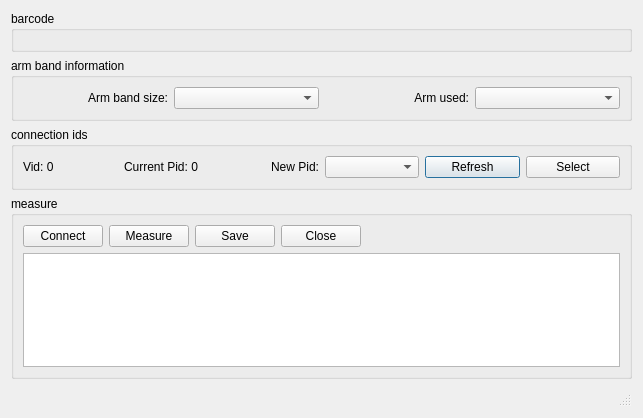
Before: the Qt Designer form src/prototype/BloodPressure/MainWindow.ui in inglis-dl/cypress, drawn with Qt 5.
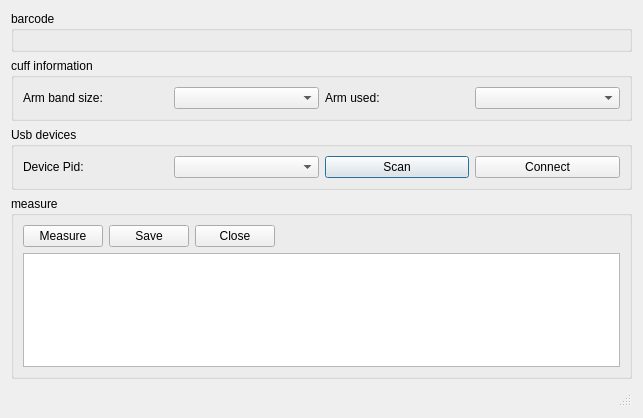
After: the same form once the commit is applied. Custom widgets are drawn as their Qt base class.

Commit message: WIP: refactor blood pressure - remove intermediary class BPM200 - simplify signal and slot usage - standardize naming & other UI conventions - style fixes - use headers only where req'd - begin simulate mode impl

Diff of the .ui file:
```diff
--- a/src/prototype/BloodPressure/MainWindow.ui
+++ b/src/prototype/BloodPressure/MainWindow.ui
@@ -41,7 +41,7 @@
    <item>
     <widget class="QGroupBox" name="armBandGroupBox">
      <property name="title">
-      <string>arm band information</string>
+      <string>cuff information</string>
      </property>
      <layout class="QHBoxLayout" name="armBandHorizontalLayout">
       <item>
@@ -50,7 +50,7 @@
          <string>Arm band size:</string>
         </property>
         <property name="alignment">
-         <set>Qt::AlignRight|Qt::AlignTrailing|Qt::AlignVCenter</set>
+         <set>Qt::AlignLeading|Qt::AlignLeft|Qt::AlignVCenter</set>
         </property>
        </widget>
       </item>
@@ -63,7 +63,7 @@
          <string>Arm used:</string>
         </property>
         <property name="alignment">
-         <set>Qt::AlignRight|Qt::AlignTrailing|Qt::AlignVCenter</set>
+         <set>Qt::AlignLeading|Qt::AlignLeft|Qt::AlignVCenter</set>
         </property>
        </widget>
       </item>
@@ -82,33 +82,19 @@
       </sizepolicy>
      </property>
      <property name="title">
-      <string>connection ids</string>
+      <string>Usb devices</string>
      </property>
      <layout class="QHBoxLayout" name="horizontalLayout_2">
       <item>
-       <widget class="QLabel" name="vidLabel">
-        <property name="text">
-         <string>Vid: 0</string>
-        </property>
-       </widget>
-      </item>
-      <item>
-       <widget class="QLabel" name="currentPidLabel">
-        <property name="text">
-         <string>Current Pid: 0</string>
-        </property>
-       </widget>
-      </item>
-      <item>
-       <widget class="QLabel" name="newPidLabel">
+       <widget class="QLabel" name="devicePidLabel">
         <property name="layoutDirection">
          <enum>Qt::LeftToRight</enum>
         </property>
         <property name="text">
-         <string>New Pid:</string>
+         <string>Device Pid:</string>
         </property>
         <property name="alignment">
-         <set>Qt::AlignRight|Qt::AlignTrailing|Qt::AlignVCenter</set>
+         <set>Qt::AlignLeading|Qt::AlignLeft|Qt::AlignVCenter</set>
         </property>
        </widget>
       </item>
@@ -118,14 +104,14 @@
       <item>
        <widget class="QPushButton" name="refreshButton">
         <property name="text">
-         <string>Refresh</string>
+         <string>Scan</string>
         </property>
        </widget>
       </item>
       <item>
-       <widget class="QPushButton" name="selectButton">
+       <widget class="QPushButton" name="connectButton">
         <property name="text">
-         <string>Select</string>
+         <string>Connect</string>
         </property>
        </widget>
       </item>
@@ -140,13 +126,6 @@
      <layout class="QVBoxLayout" name="verticalLayout">
       <item>
        <layout class="QHBoxLayout" name="horizontalLayout_3">
-        <item>
-         <widget class="QPushButton" name="connectButton">
-          <property name="text">
-           <string>Connect</string>
-          </property>
-         </widget>
-        </item>
         <item>
          <widget class="QPushButton" name="measureButton">
           <property name="text">
```
Left out of the diff: 4 changed lines with no effect on the pictures. The commit also changes 17 other files.
